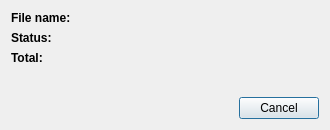
The window that projects/gui/ui/importprogressdlg.ui (cutechess/cutechess) describes before a commit, drawn with Qt 5.
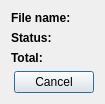
The same window after the commit.

Commit message:
Simplify UI layouts' internals
Get rid of extra junk without changing the actual layout.

What changed in the file:
```diff
--- a/projects/gui/ui/importprogressdlg.ui
+++ b/projects/gui/ui/importprogressdlg.ui
@@ -19,9 +19,10 @@
   <property name="windowTitle">
    <string>Importing</string>
   </property>
-  <layout class="QGridLayout" name="gridLayout">
-   <item row="0" column="0">
-    <layout class="QVBoxLayout" name="verticalLayout">
+  <layout class="QVBoxLayout" name="verticalLayout_2">
+   <property name="sizeConstraint">
+    <enum>QLayout::SetFixedSize</enum>
+   </property>
      <item>
       <layout class="QGridLayout" name="gridLayout_2" columnstretch="0,0,1">
        <item row="0" column="0">
@@ -90,22 +91,6 @@
        </item>
       </layout>
      </item>
-     <item>
-      <spacer name="verticalSpacer">
-       <property name="orientation">
-        <enum>Qt::Vertical</enum>
-       </property>
-       <property name="sizeType">
-        <enum>QSizePolicy::MinimumExpanding</enum>
-       </property>
-       <property name="sizeHint" stdset="0">
-        <size>
-         <width>0</width>
-         <height>5</height>
-        </size>
-       </property>
-      </spacer>
-     </item>
      <item>
       <widget class="QDialogButtonBox" name="m_buttonBox">
        <property name="orientation">
@@ -115,8 +100,6 @@
         <set>QDialogButtonBox::Cancel</set>
        </property>
       </widget>
-     </item>
-    </layout>
    </item>
   </layout>
  </widget>
```
Lines whose indentation alone changed are shown as unchanged. The commit also changes 5 other files.
